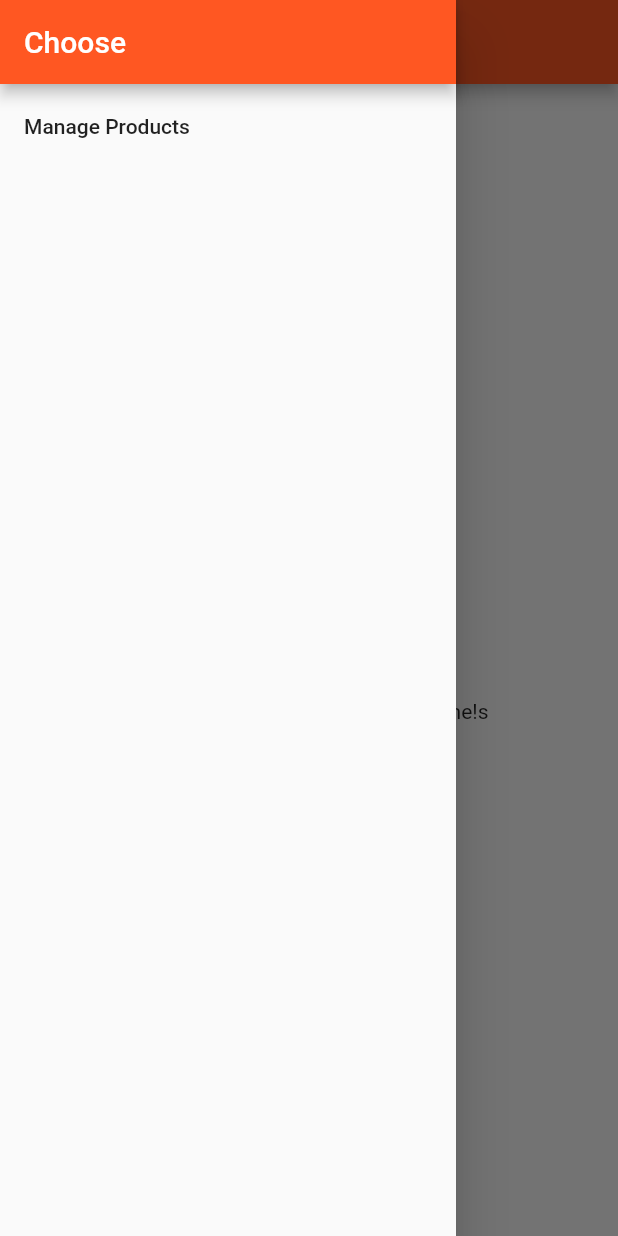
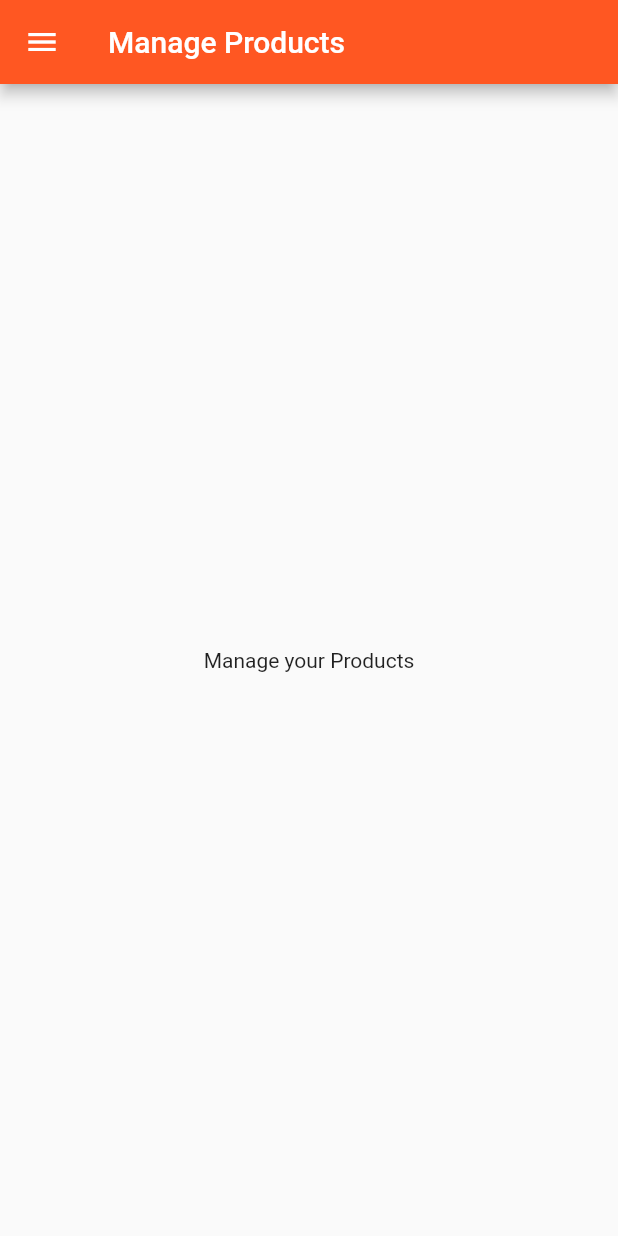
Before and after one commit to yukihirai0505/flutter-sample, a Flutter app: the ProductsPage screen opened directly, in the side drawer, after a tap on "Manage Products", on a phone screen of 412 x 824 dp. Run offline on Flutter 3.47's test engine with Material 2 defaults, Android fonts, the phone set to English and light mode, and no system bars.

Commit message:
Add Products Admin Page

```diff
--- a/lib/pages/products.dart
+++ b/lib/pages/products.dart
@@ -1,4 +1,5 @@
 import 'package:flutter/material.dart';
+import 'package:flutter_sample/pages/products_admin.dart';
 
 import '../product_manager.dart';
 
@@ -14,9 +15,15 @@ class ProductsPage extends StatelessWidget {
               title: Text('Choose'),
             ),
             ListTile(
-              title: Text('Manage Products'),
-              onTap: () => {},
-            )
+                title: Text('Manage Products'),
+                onTap: () => {
+                      Navigator.pushReplacement(
+                        context,
+                        MaterialPageRoute(
+                            builder: (BuildContext context) =>
+                                ProductsAdminPage()),
+                      ),
+                    })
           ],
         ),
       ),
--- /dev/null
+++ b/lib/pages/products_admin.dart
@@ -0,0 +1,36 @@
+import 'package:flutter/material.dart';
+
+import './products.dart';
+
+class ProductsAdminPage extends StatelessWidget {
+  @override
+  Widget build(BuildContext context) {
+    return Scaffold(
+      drawer: Drawer(
+        child: Column(
+          children: <Widget>[
+            AppBar(
+              automaticallyImplyLeading: false,
+              title: Text('Choose'),
+            ),
+            ListTile(
+              title: Text('All Products'),
+              onTap: () => {
+                    Navigator.pushReplacement(
+                        context,
+                        MaterialPageRoute(
+                            builder: (BuildContext context) => ProductsPage()))
+                  },
+            )
+          ],
+        ),
+      ),
+      appBar: AppBar(
+        title: Text('Manage Products'),
+      ),
+      body: Center(
+        child: Text('Manage your Products'),
+      ),
+    );
+  }
+}
--- a/pubspec.yaml
+++ b/pubspec.yaml
@@ -14,7 +14,7 @@ description: A new Flutter project.
 version: 1.0.0+1
 
 environment:
-  sdk: ">=2.1.0 <3.0.0"
+  sdk: ">=2.2.0 <3.0.0"
 
 dependencies:
   flutter:
```
